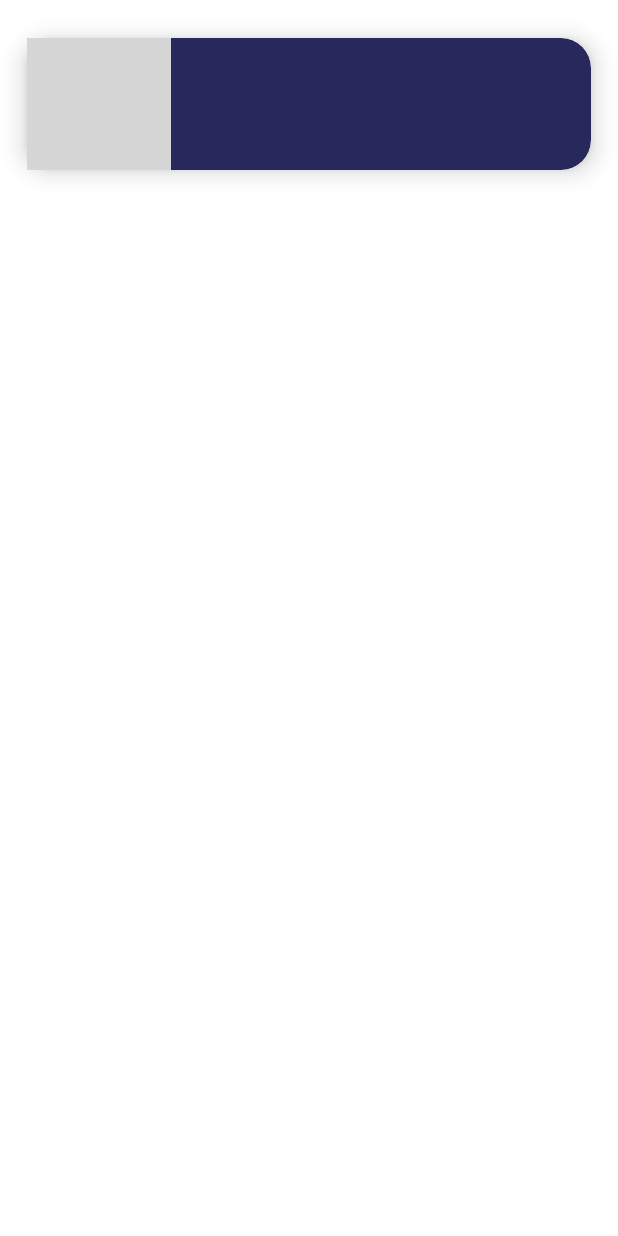
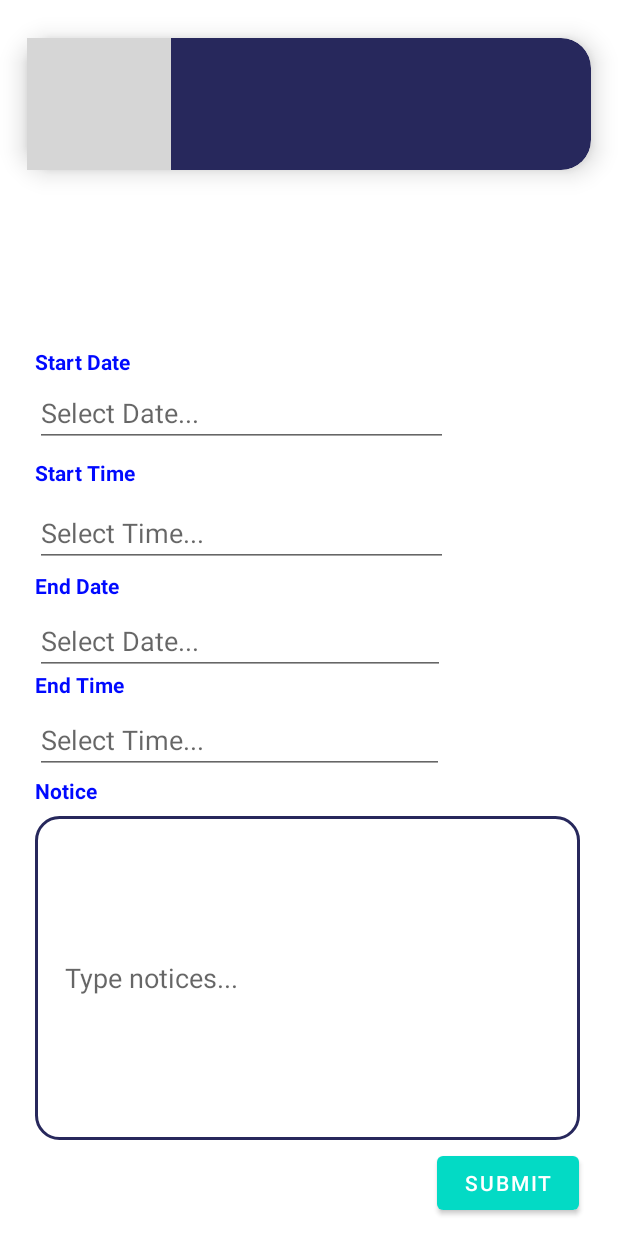
Before and after one commit to KiranKumarMalik/Centurion-Examination-System, an Android app: the layout activity_notice_admin.xml on its own in the app's theme, with its tools: preview values and no code run, on a phone screen of 412 x 824 dp. Run offline under Robolectric (Android 15) with nearby library versions, the phone set to English and light mode, and no system bars; Roboto replaces fonts that are not available here; grey boxes are pictures that could not be loaded.

Commit message:
changes in notice_page_activity

```diff
--- a/app/src/main/res/layout/activity_notice_admin.xml
+++ b/app/src/main/res/layout/activity_notice_admin.xml
@@ -30,6 +30,164 @@
 
     </androidx.cardview.widget.CardView>
 
+    <TextView
+        android:id="@+id/start_date"
+        android:layout_width="wrap_content"
+        android:layout_height="wrap_content"
+        android:layout_alignParentStart="true"
+        android:layout_alignParentEnd="true"
+        android:layout_alignParentBottom="true"
+        android:layout_marginStart="23dp"
+        android:layout_marginEnd="316dp"
+        android:layout_marginBottom="573dp"
+        android:text="Start Date"
+        android:textColor="#0009ff"
+        android:textStyle="bold" />
 
+    <EditText
+        android:id='@+id/start_date_edit'
+        android:layout_width="275dp"
+        android:layout_height="wrap_content"
+        android:layout_alignParentStart="true"
+        android:layout_alignParentEnd="true"
+        android:layout_alignParentBottom="true"
+        android:layout_marginStart="23dp"
+        android:layout_marginEnd="113dp"
+        android:layout_marginBottom="526dp"
+        android:hint="Select Date..."
+        android:clickable="false"
+        android:cursorVisible="false"
+        android:focusable="false"
+        android:focusableInTouchMode="false"/>
+
+    <TextView
+        android:id="@+id/start_time"
+        android:layout_width="wrap_content"
+        android:layout_height="wrap_content"
+        android:layout_alignParentStart="true"
+        android:layout_alignParentEnd="true"
+        android:layout_alignParentBottom="true"
+        android:layout_marginStart="23dp"
+        android:layout_marginEnd="314dp"
+        android:layout_marginBottom="499dp"
+        android:text="Start Time"
+        android:textColor="#0009ff"
+        android:textStyle="bold" />
+
+    <EditText
+        android:id='@+id/start_time_edit'
+        android:layout_width="275dp"
+        android:layout_height="wrap_content"
+        android:layout_alignParentStart="true"
+        android:layout_alignParentEnd="true"
+        android:layout_alignParentBottom="true"
+        android:layout_marginStart="23dp"
+        android:layout_marginEnd="113dp"
+        android:layout_marginBottom="446dp"
+        android:clickable="false"
+        android:cursorVisible="false"
+        android:focusable="false"
+        android:focusableInTouchMode="false"
+        android:hint="Select Time..." />
+
+    <TextView
+        android:id="@+id/end_date"
+        android:layout_width="wrap_content"
+        android:layout_height="wrap_content"
+        android:layout_alignParentStart="true"
+        android:layout_alignParentEnd="true"
+        android:layout_alignParentBottom="true"
+        android:layout_marginStart="23dp"
+        android:layout_marginEnd="307dp"
+        android:layout_marginBottom="424dp"
+        android:text="End Date"
+        android:textColor="#0009ff"
+        android:textStyle="bold" />
+
+    <EditText
+        android:id='@+id/end_date_edit'
+        android:layout_width="275dp"
+        android:layout_height="wrap_content"
+        android:layout_alignParentStart="true"
+        android:layout_alignParentEnd="true"
+        android:layout_alignParentBottom="true"
+        android:layout_marginStart="23dp"
+        android:layout_marginEnd="115dp"
+        android:layout_marginBottom="374dp"
+        android:clickable="false"
+        android:cursorVisible="false"
+        android:focusable="false"
+        android:focusableInTouchMode="false"
+        android:hint="Select Date..." />
+
+    <TextView
+        android:id="@+id/end_time"
+        android:layout_width="wrap_content"
+        android:layout_height="wrap_content"
+        android:layout_alignParentStart="true"
+        android:layout_alignParentEnd="true"
+        android:layout_alignParentBottom="true"
+        android:layout_marginStart="23dp"
+        android:layout_marginEnd="306dp"
+        android:layout_marginBottom="358dp"
+        android:text="End Time"
+        android:textColor="#0009ff"
+        android:textStyle="bold" />
+
+    <EditText
+        android:id='@+id/end_time_edit'
+        android:layout_width="275dp"
+        android:layout_height="wrap_content"
+        android:layout_alignParentStart="true"
+        android:layout_alignParentEnd="true"
+        android:layout_alignParentBottom="true"
+        android:layout_marginStart="23dp"
+        android:layout_marginEnd="116dp"
+        android:layout_marginBottom="308dp"
+        android:clickable="false"
+        android:cursorVisible="false"
+        android:focusable="false"
+        android:focusableInTouchMode="false"
+        android:hint="Select Time..." />
+
+    <TextView
+        android:id="@+id/notice_input"
+        android:layout_width="wrap_content"
+        android:layout_height="wrap_content"
+        android:layout_alignParentStart="true"
+        android:layout_alignParentEnd="true"
+        android:layout_alignParentBottom="true"
+        android:layout_marginStart="23dp"
+        android:layout_marginEnd="305dp"
+        android:layout_marginBottom="287dp"
+        android:text="Notice"
+        android:textColor="#0009ff"
+        android:textStyle="bold" />
+
+    <EditText
+        android:id='@+id/notice_input_edit'
+        android:layout_width="363dp"
+        android:layout_height="216dp"
+        android:layout_alignParentStart="true"
+        android:layout_alignParentEnd="true"
+        android:layout_alignParentBottom="true"
+        android:layout_marginStart="23dp"
+        android:layout_marginEnd="25dp"
+        android:layout_marginBottom="64dp"
+        android:hint="Type notices..."
+        android:background="@drawable/border"
+        android:paddingLeft="20dp"/>
+
+    <Button
+        android:id="@+id/submit_notice"
+        android:layout_width="wrap_content"
+        android:layout_height="wrap_content"
+        android:layout_alignParentStart="true"
+        android:layout_alignParentEnd="true"
+        android:layout_alignParentBottom="true"
+        android:layout_marginStart="291dp"
+        android:layout_marginEnd="26dp"
+        android:layout_marginBottom="11dp"
+        android:text="Submit" />
 
 </RelativeLayout>
```
